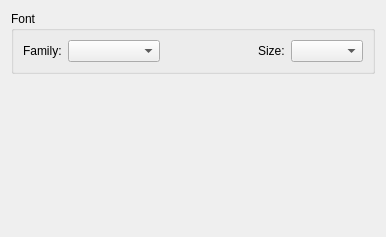
The window that liteidex/src/plugins/liteeditor/liteeditoroption.ui (seanxyh/liteide) describes before a commit, drawn with Qt 5.
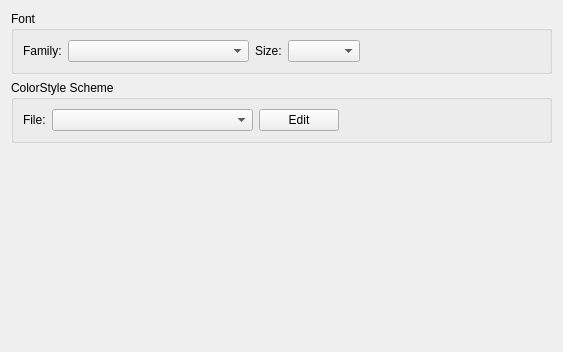
The same window after the commit.

Commit message: color style scheme

```diff
--- a/liteidex/src/plugins/liteeditor/liteeditoroption.ui
+++ b/liteidex/src/plugins/liteeditor/liteeditoroption.ui
@@ -6,8 +6,8 @@
    <rect>
     <x>0</x>
     <y>0</y>
-    <width>386</width>
-    <height>237</height>
+    <width>563</width>
+    <height>352</height>
    </rect>
   </property>
   <property name="windowTitle">
@@ -37,19 +37,6 @@
         </property>
        </widget>
       </item>
-      <item>
-       <spacer name="horizontalSpacer">
-        <property name="orientation">
-         <enum>Qt::Horizontal</enum>
-        </property>
-        <property name="sizeHint" stdset="0">
-         <size>
-          <width>40</width>
-          <height>20</height>
-         </size>
-        </property>
-       </spacer>
-      </item>
       <item>
        <widget class="QLabel" name="label">
         <property name="text">
@@ -66,6 +53,65 @@
          </sizepolicy>
         </property>
        </widget>
+      </item>
+      <item>
+       <spacer name="horizontalSpacer">
+        <property name="orientation">
+         <enum>Qt::Horizontal</enum>
+        </property>
+        <property name="sizeHint" stdset="0">
+         <size>
+          <width>40</width>
+          <height>20</height>
+         </size>
+        </property>
+       </spacer>
+      </item>
+     </layout>
+    </widget>
+   </item>
+   <item>
+    <widget class="QGroupBox" name="groupBox_2">
+     <property name="title">
+      <string>ColorStyle Scheme</string>
+     </property>
+     <layout class="QHBoxLayout" name="horizontalLayout_2">
+      <item>
+       <widget class="QLabel" name="label_3">
+        <property name="text">
+         <string>File:</string>
+        </property>
+       </widget>
+      </item>
+      <item>
+       <widget class="QComboBox" name="styleComboBox">
+        <property name="sizePolicy">
+         <sizepolicy hsizetype="Expanding" vsizetype="Fixed">
+          <horstretch>0</horstretch>
+          <verstretch>0</verstretch>
+         </sizepolicy>
+        </property>
+       </widget>
+      </item>
+      <item>
+       <widget class="QPushButton" name="editPushButton">
+        <property name="text">
+         <string>Edit</string>
+        </property>
+       </widget>
+      </item>
+      <item>
+       <spacer name="horizontalSpacer_2">
+        <property name="orientation">
+         <enum>Qt::Horizontal</enum>
+        </property>
+        <property name="sizeHint" stdset="0">
+         <size>
+          <width>40</width>
+          <height>20</height>
+         </size>
+        </property>
+       </spacer>
       </item>
      </layout>
     </widget>
```
The commit also changes 17 other files.
